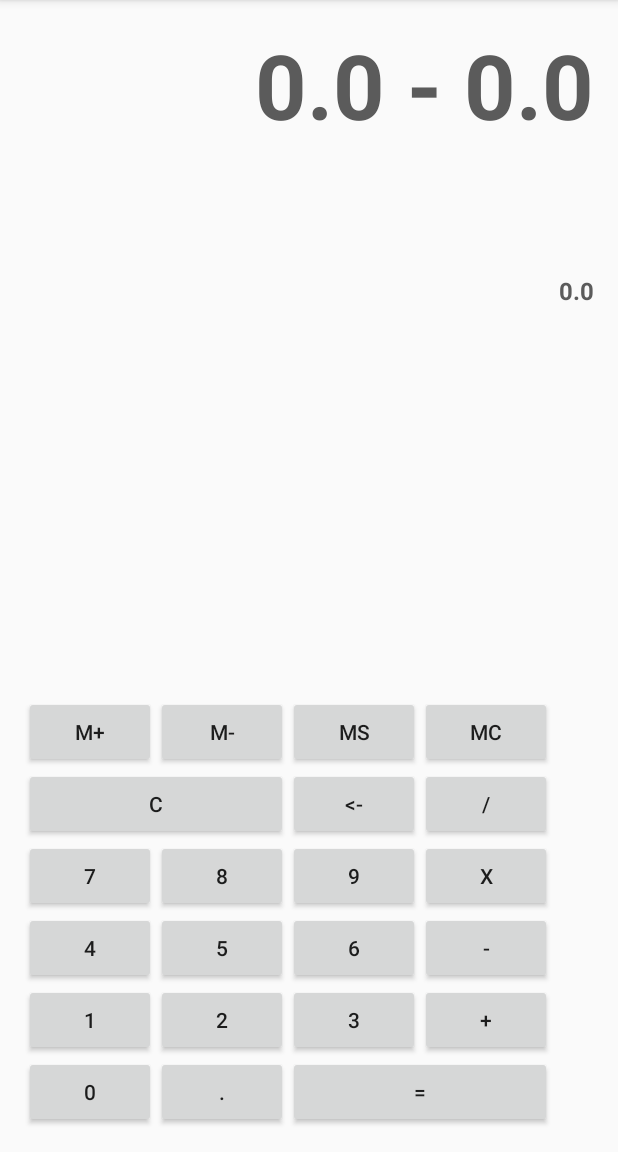
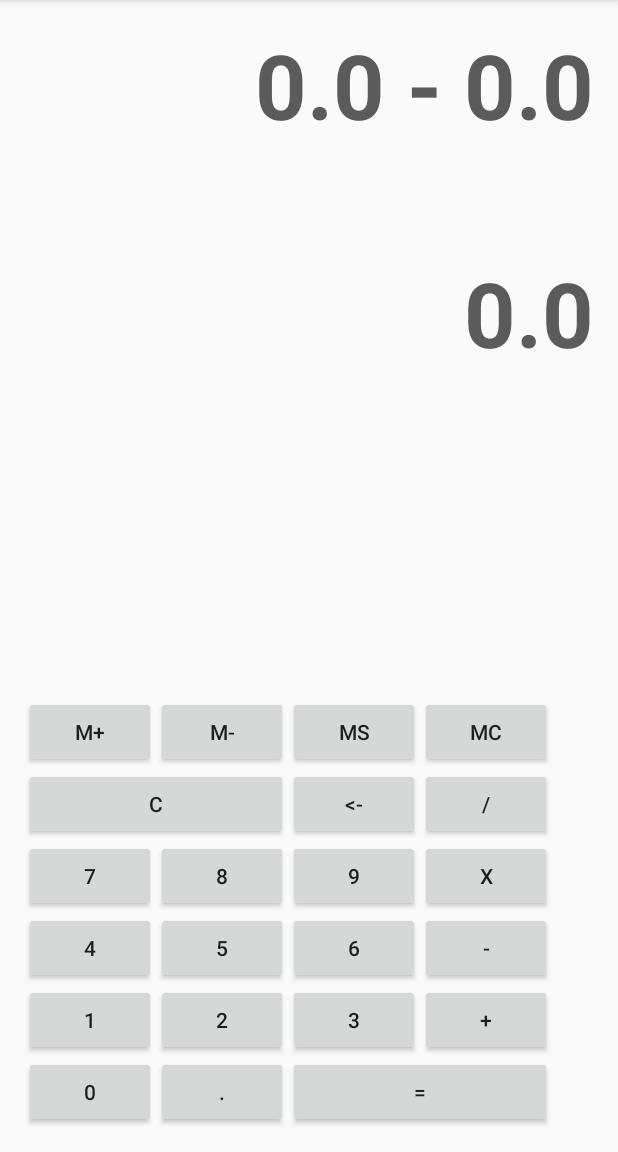
Before and after one commit to HelderFSFerreira/CalculadoraIHM, an Android app: the screen it shows after launch (MainActivity), after a tap on "M-", on a phone screen of 412 x 824 dp, the part 84-1236 px from its top. Run offline under Robolectric (Android 15) with nearby library versions, the phone set to English and light mode, and no system bars.

Commit message:
Layout Vertical fica dentro de todos os tlm

```diff
--- a/app/src/main/res/layout/activity_main.xml
+++ b/app/src/main/res/layout/activity_main.xml
@@ -41,7 +41,7 @@
             android:gravity="right"
             android:textColor="#5b5b5b"
             android:textStyle="bold"
-            android:textSize="@dimen/activity_vertical_margin"
+            android:textSize="60dp"
             android:layout_weight="0.25"/>
 
 
@@ -70,7 +70,7 @@
 
         <TableRow>
             <Button android:id="@+id/btnLimpar"
-                android:layout_weight="1"
+                android:layout_weight="2"
                 android:layout_span="2"
                 android:text="@string/btnClean"/>
             <Button android:id="@+id/btnApagarCaractere"
@@ -137,7 +137,7 @@
                 android:layout_weight="1"
                 android:text="@string/btnDot"/>
             <Button android:id="@+id/btnIgual"
-                android:layout_weight="1"
+                android:layout_weight="2"
                 android:text="@string/btnEquals"
                 android:layout_span="2"/>
         </TableRow>
```
